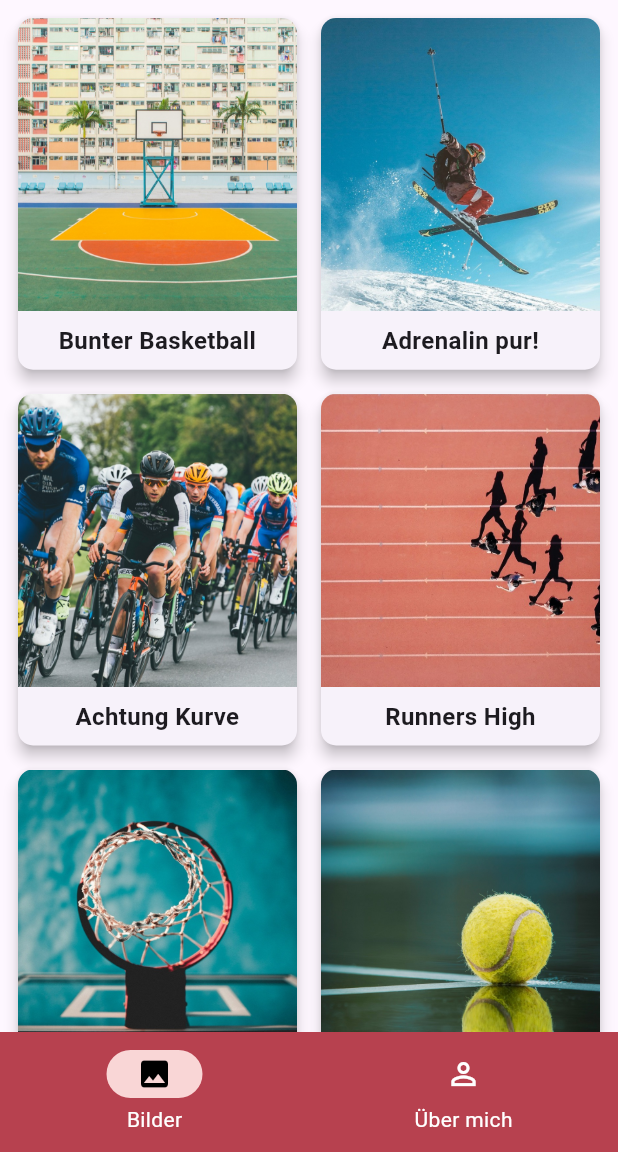
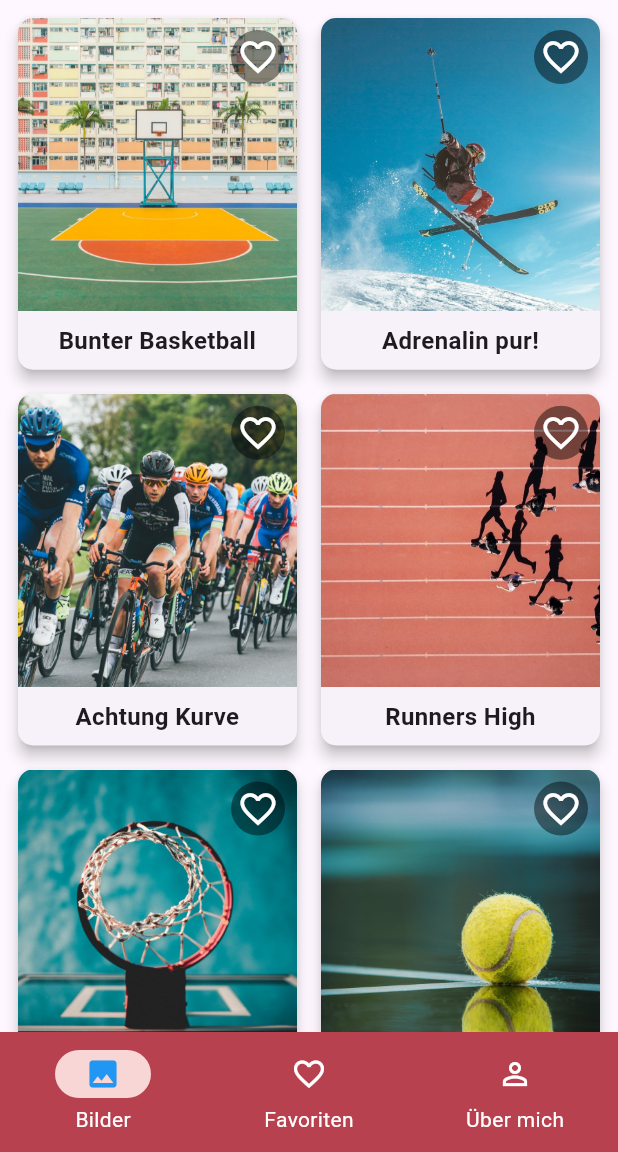
Before and after one commit to ASahinoglu/my_gallery_app, a Flutter app: the screen it shows after launch, on a phone screen of 412 x 824 dp, the part 84-1236 px from its top. Run offline on Flutter 3.47's test engine with Material 3 defaults, Android fonts, the phone set to English and light mode, and no system bars.

Commit message:
favorite option added

```diff
--- a/lib/main.dart
+++ b/lib/main.dart
@@ -1,6 +1,7 @@
 import 'package:flutter/material.dart';
 import 'screens/gallery_screen.dart';
 import 'screens/about_screen.dart';
+import 'screens/favorites_screen.dart';
 
 void main() {
   runApp(const MyApp());
@@ -38,14 +39,30 @@ class MainScreen extends StatefulWidget {
 class _MainScreenState extends State<MainScreen> {
   int _selectedIndex = 0;
 
-  static const List<Widget> _widgetOptions = <Widget>[
-    GalleryScreen(),
-    AboutScreen(),
+  List<Widget> get _widgetOptions => [
+    GalleryScreen(favoriteIds: _favoriteIds, onToggleFavorite: _toggleFavorite),
+    FavoritesScreen(
+      favoriteIds: _favoriteIds,
+      onToggleFavorite: _toggleFavorite,
+    ),
+    const AboutScreen(),
   ];
 
   void _onItemTapped(int index) {
     setState(() {
       _selectedIndex = index;
+    });
+  }
+
+  final Set<String> _favoriteIds = {};
+
+  void _toggleFavorite(String id) {
+    setState(() {
+      if (_favoriteIds.contains(id)) {
+        _favoriteIds.remove(id);
+      } else {
+        _favoriteIds.add(id);
+      }
     });
   }
 
@@ -72,9 +89,20 @@ class _MainScreenState extends State<MainScreen> {
             ), // Outline-Icon für nicht ausgewählt
             selectedIcon: Icon(
               Icons.photo,
-              color: Colors.black,
+              color: Colors.blue,
             ), // Ausgewählter Icon
             label: 'Bilder',
+          ),
+          NavigationDestination(
+            icon: Icon(
+              Icons.favorite_border_outlined,
+              color: Colors.white,
+            ), // Outline-Icon für nicht ausgewählt
+            selectedIcon: Icon(
+              Icons.favorite,
+              color: Colors.blue,
+            ), // Ausgewählter Icon
+            label: 'Favoriten',
           ),
           NavigationDestination(
             icon: Icon(
@@ -83,7 +111,7 @@ class _MainScreenState extends State<MainScreen> {
             ), // Outline-Icon für nicht ausgewählt
             selectedIcon: Icon(
               Icons.person,
-              color: Colors.black,
+              color: Colors.blue,
             ), // Ausgewählter Icon
             label: 'Über mich',
           ),
--- a/lib/screens/gallery_screen.dart
+++ b/lib/screens/gallery_screen.dart
@@ -7,7 +7,14 @@ import '../widgets/custom_app_bar.dart';
 enum SortOption { newest, oldest, titleAsc, titleDesc }
 
 class GalleryScreen extends StatefulWidget {
-  const GalleryScreen({super.key});
+  final Set<String> favoriteIds;
+  final void Function(String) onToggleFavorite;
+
+  const GalleryScreen({
+    super.key,
+    required this.favoriteIds,
+    required this.onToggleFavorite,
+  });
 
   @override
   State<GalleryScreen> createState() => _GalleryScreenState();
@@ -129,7 +136,11 @@ class _GalleryScreenState extends State<GalleryScreen> {
           itemCount: _currentGalleryItems.length,
           itemBuilder: (context, index) {
             final item = _currentGalleryItems[index];
-            return GalleryCard(item: item);
+            return GalleryCard(
+              item: item,
+              isFavorite: widget.favoriteIds.contains(item.id),
+              onFavoriteToggle: () => widget.onToggleFavorite(item.id),
+            );
           },
         ),
       ),
--- a/lib/widgets/gallery_card.dart
+++ b/lib/widgets/gallery_card.dart
@@ -4,8 +4,15 @@ import '../screens/detail_screen.dart';
 
 class GalleryCard extends StatelessWidget {
   final GalleryItem item;
+  final bool isFavorite;
+  final void Function() onFavoriteToggle;
 
-  const GalleryCard({super.key, required this.item});
+  const GalleryCard({
+    super.key,
+    required this.item,
+    required this.isFavorite,
+    required this.onFavoriteToggle,
+  });
 
   @override
   Widget build(BuildContext context) {
@@ -25,13 +32,42 @@ class GalleryCard extends StatelessWidget {
           crossAxisAlignment: CrossAxisAlignment.stretch,
           children: [
             Expanded(
-              child: ClipRRect(
-                borderRadius: const BorderRadius.vertical(
-                  top: Radius.circular(10.0),
-                ),
-                child: Image.asset(item.imagePath, fit: BoxFit.cover),
+              child: Stack(
+                children: [
+                  ClipRRect(
+                    borderRadius: const BorderRadius.vertical(
+                      top: Radius.circular(10.0),
+                    ),
+                    child: Image.asset(
+                      item.imagePath,
+                      fit: BoxFit.cover,
+                      width: double.infinity,
+                      height: double.infinity,
+                    ),
+                  ),
+                  Positioned(
+                    top: 8,
+                    right: 8,
+                    child: GestureDetector(
+                      onTap: onFavoriteToggle,
+                      child: Container(
+                        decoration: BoxDecoration(
+                          color: Colors.black45,
+                          shape: BoxShape.circle,
+                        ),
+                        padding: const EdgeInsets.all(4.0),
+                        child: Icon(
+                          isFavorite ? Icons.favorite : Icons.favorite_border,
+                          color: isFavorite ? Colors.red : Colors.white,
+                          size: 28,
+                        ),
+                      ),
+                    ),
+                  ),
+                ],
               ),
             ),
+
             Padding(
               padding: const EdgeInsets.all(8.0),
               child: Text(
```
Also changed, not shown: lib/screens/favorites_screen.dart (added, +53 -0 lines).
